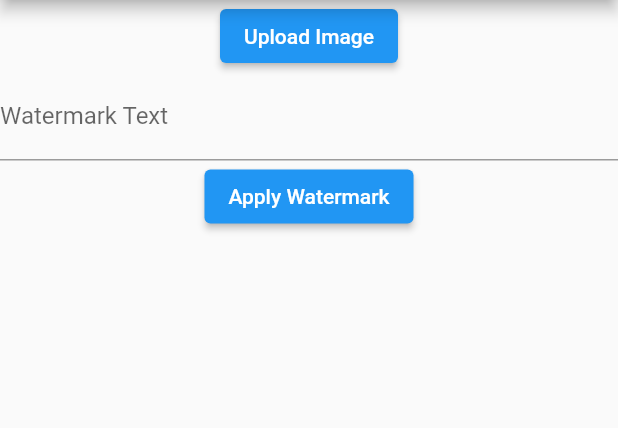
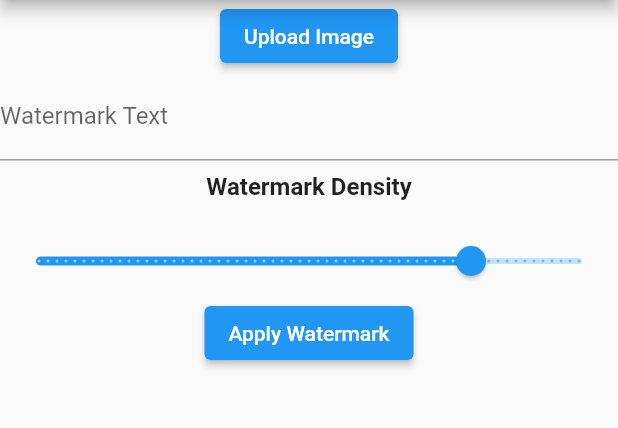
Before and after one commit to baguskto/watermark_generator, a Flutter app: the screen it shows after launch, after a tap on "Apply Watermark", on a phone screen of 412 x 824 dp, the part 84-512 px from its top. Run offline on Flutter 3.47's test engine with Material 2 defaults, Android fonts, the phone set to English and light mode, and no system bars; missing offline and left inert: dart:html.

Commit message:
feat: add slider density

```diff
--- a/lib/main.dart
+++ b/lib/main.dart
@@ -5,7 +5,6 @@ import 'dart:typed_data';
 import 'dart:ui' as ui;
 import 'package:flutter/material.dart';
 import 'dart:math' as math;
-
 
 void main() {
   runApp(WatermarkApp());
@@ -33,6 +32,7 @@ class _ImageWatermarkPageState extends State<ImageWatermarkPage> {
   Uint8List? _imageData;
   String _watermarkText = "Watermark";
   Uint8List? _watermarkedImageData;
+  double _estrangementValue = 0.48;
 
   @override
   Widget build(BuildContext context) {
@@ -47,8 +47,7 @@ class _ImageWatermarkPageState extends State<ImageWatermarkPage> {
                 onPressed: _uploadImage,
                 child: Text("Upload Image"),
               ),
-              if (_imageData != null)
-                Image.memory(_imageData!),
+              if (_imageData != null) Image.memory(_imageData!),
               TextField(
                 onChanged: (text) {
                   setState(() {
@@ -56,6 +55,35 @@ class _ImageWatermarkPageState extends State<ImageWatermarkPage> {
                   });
                 },
                 decoration: InputDecoration(labelText: 'Watermark Text'),
+              ),
+              const Padding(
+                padding: EdgeInsets.only(top: 8.0, bottom: 16.0),
+                child: Text(
+                  "Watermark Density",
+                  style: TextStyle(
+                    fontSize: 16.0,
+                    fontWeight: FontWeight.bold,
+                  ),
+                  textAlign: TextAlign.start,
+                ),
+              ),
+              Slider(
+                value: _estrangementValue,
+                onChangeEnd: ((double newValue) {
+                  setState(() {
+                    // _estrangementValue = newValue;
+                    _applyWatermark;
+                  });
+                }),
+                onChanged: (double newValue) {
+                  setState(() {
+                    _estrangementValue = newValue;
+                  });
+                },
+                min: 0.0,
+                max: 0.6,
+                divisions: 60,
+                label: "${_estrangementValue * 100}% density",
               ),
               ElevatedButton(
                 onPressed: _applyWatermark,
@@ -103,7 +131,10 @@ class _ImageWatermarkPageState extends State<ImageWatermarkPage> {
     final image = frame.image;
 
     final recorder = ui.PictureRecorder();
-    final canvas = Canvas(recorder, Rect.fromPoints(Offset(0, 0), Offset(image.width.toDouble(), image.height.toDouble())));
+    final canvas = Canvas(
+        recorder,
+        Rect.fromPoints(Offset(0, 0),
+            Offset(image.width.toDouble(), image.height.toDouble())));
 
     // Draw the original image onto the canvas
     canvas.drawImage(image, Offset.zero, Paint());
@@ -121,12 +152,14 @@ class _ImageWatermarkPageState extends State<ImageWatermarkPage> {
       ..layout(ui.ParagraphConstraints(width: image.width.toDouble()));
 
     // List of positions for the watermark
-    final List<Offset> positions = [
-      Offset(0, image.height.toDouble() * 0.75),   // Near bottom-left
-      Offset(0, image.height.toDouble() * 0.25),   // Near top-left
-      Offset(image.width.toDouble() * 0.5, image.height.toDouble()),   // Near bottom-right
-      Offset(image.width.toDouble() * 0.5, 0),     // Near top-right
-    ];
+    // final List<Offset> positions = [
+    //   Offset(0, image.height.toDouble() * 0.75),   // Near bottom-left
+    //   Offset(0, image.height.toDouble() * 0.25),   // Near top-left
+    //   Offset(image.width.toDouble() * 0.5, image.height.toDouble()),   // Near bottom-right
+    //   Offset(image.width.toDouble() * 0.5, 0),     // Near top-right
+    // ];
+
+    final positions = calculateWatermarkPositions(image, _estrangementValue);
 
     for (var position in positions) {
       // Save the current state of the canvas
@@ -137,7 +170,8 @@ class _ImageWatermarkPageState extends State<ImageWatermarkPage> {
       canvas.rotate(-45 * (math.pi / 180));
 
       // Draw the watermark text on the canvas
-      canvas.drawParagraph(paragraph, Offset(0, -25));  // Adjust the vertical offset as needed
+      canvas.drawParagraph(
+          paragraph, Offset(0, -25)); // Adjust the vertical offset as needed
 
       // Restore the canvas state to its original
       canvas.restore();
@@ -154,6 +188,30 @@ class _ImageWatermarkPageState extends State<ImageWatermarkPage> {
     });
   }
 
+  List<Offset> calculateWatermarkPositions(
+      ui.Image image, double estrangementValue) {
+    List<Offset> positions = [];
+
+    // Calculate the number of watermark positions based on estrangementValue
+    // The factor "10" can be adjusted based on your preferred density.
+    int numberOfPositions = (estrangementValue * 10).toInt();
+
+    // Distribute the watermarks across the image
+    for (int i = 0; i <= numberOfPositions; i++) {
+      double xFactor = i / numberOfPositions;
+      for (int j = 0; j <= numberOfPositions; j++) {
+        double yFactor = j / numberOfPositions;
+        positions.add(Offset(
+          xFactor * image.width.toDouble(),
+          yFactor * image.height.toDouble(),
+        ));
+      }
+    }
+
+    return positions;
+  }
+
+// ...
 
   _downloadImage() {
     final blob = Blob([_watermarkedImageData]);
```
